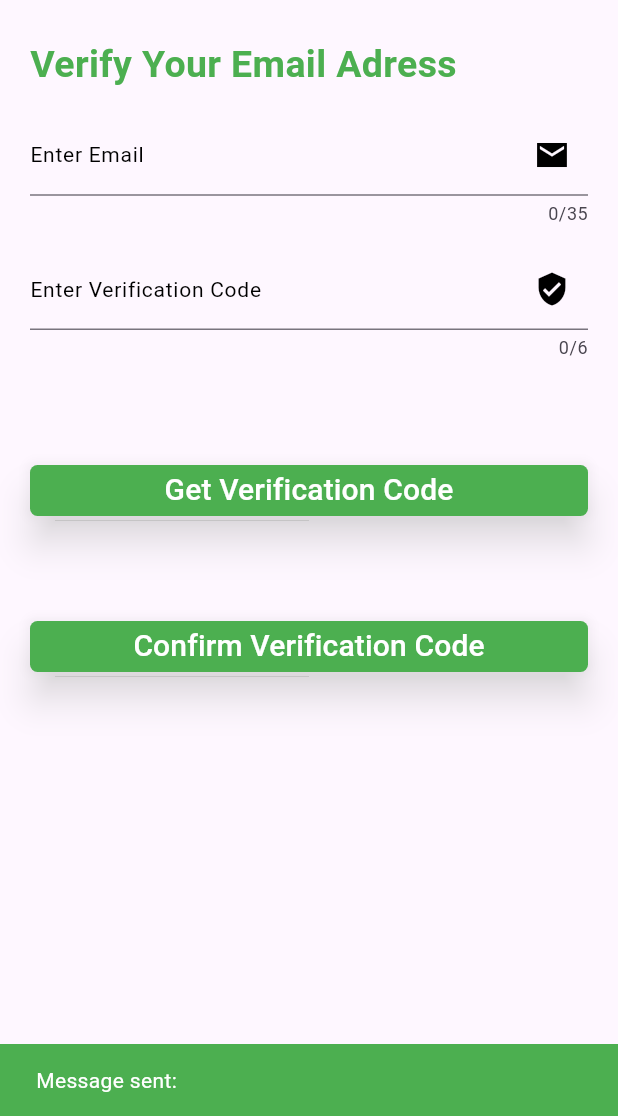
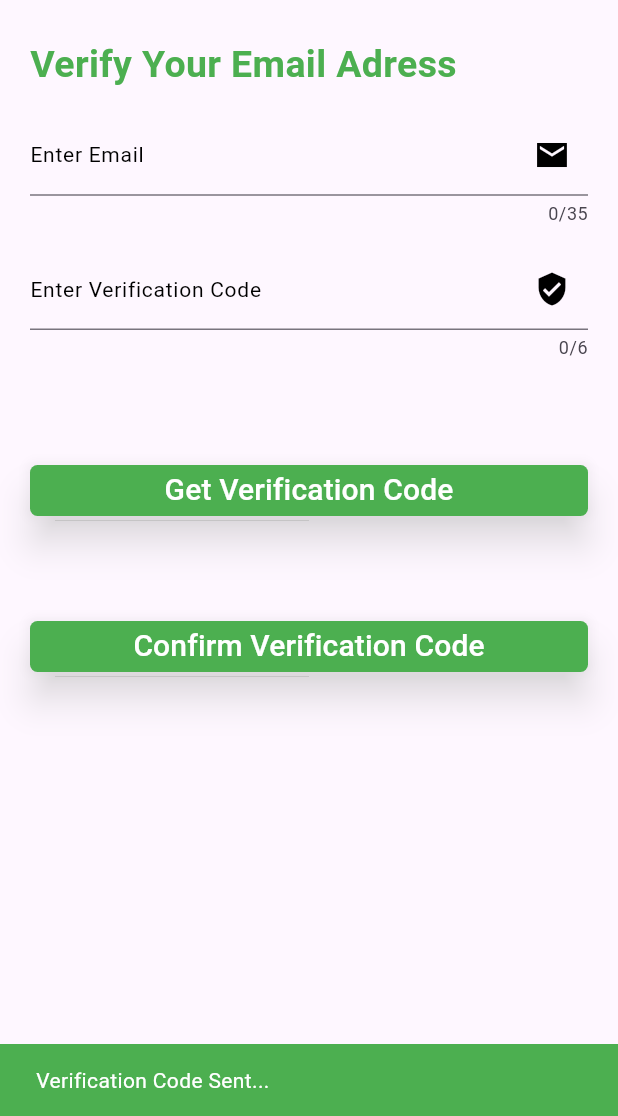
Before and after one commit to TaimoorTech/FYP-Project, a Flutter app: the EmailVerificationScreen screen opened directly, after a tap on "Get Verification Code", on a phone screen of 412 x 824 dp, the part 120-1236 px from its top. Run offline on Flutter 3.47's test engine with Material 3 defaults, Android fonts, the phone set to English and light mode, and no system bars; our stand-ins replace bloc, connectivity_plus, flutter_bloc, sqflite; missing offline and left inert: dart:ffi, email_auth, mailer, postgres; accounts and stored records are empty.

```diff
--- a/lib/bloc/homeBloc/homeCubit.dart
+++ b/lib/bloc/homeBloc/homeCubit.dart
@@ -6,12 +6,13 @@ part 'homeStates.dart';
 
 class HomeCubit extends Cubit<HomeState> {
 
-  HomeCubit() : super(HomeState(email: ''));
+  HomeCubit() : super(HomeState(email: '', username: ''));
 
   void getDetails() async {
     List<User> list = await SQLHelper.getAllItems();
     String email = list[0].email;
-    emit(GetDetailsState(email: email));
+    String username = list[0].username;
+    emit(GetDetailsState(username: username, email: email));
   }
 
 }
--- a/lib/bloc/homeBloc/homeStates.dart
+++ b/lib/bloc/homeBloc/homeStates.dart
@@ -2,14 +2,16 @@ part of 'homeCubit.dart';
 
 
 class HomeState{
+  String username;
   String email;
 
   HomeState({
+    required this.username,
     required this.email,
   });
 
 }
 
 class GetDetailsState extends HomeState{
-  GetDetailsState({required super.email});
+  GetDetailsState({required super.username, required super.email});
 }
--- a/lib/bloc/loginBloc/loginStates.dart
+++ b/lib/bloc/loginBloc/loginStates.dart
@@ -1,10 +1,12 @@
 part of 'loginCubit.dart';
 
 class LoginState{
+  String username;
   String email;
   String password;
 
   LoginState({
+    required this.username,
     required this.email,
     required this.password,
   });
@@ -12,18 +14,18 @@ class LoginState{
 }
 
 class EmptyFieldState extends LoginState{
-  EmptyFieldState({required super.email, required super.password});
+  EmptyFieldState({required super.username, required super.email, required super.password});
 }
 
 class EmailErrorState extends LoginState{
-  EmailErrorState({required super.email, required super.password});
+  EmailErrorState({required super.username, required super.email, required super.password});
 }
 
 
 class loginSuccessfulState extends LoginState{
-  loginSuccessfulState({required super.email, required super.password});
+  loginSuccessfulState({required super.username, required super.email, required super.password});
 }
 
 class loginUnSuccessfulState extends LoginState{
-  loginUnSuccessfulState({required super.email, required super.password});
+  loginUnSuccessfulState({required super.username, required super.email, required super.password});
 }
--- a/lib/bloc/registerBloc/registerCubit.dart
+++ b/lib/bloc/registerBloc/registerCubit.dart
@@ -1,4 +1,5 @@
 import 'package:bloc/bloc.dart';
+import 'package:fyp_project/dataSources/cloudDatabase/signupDatabase.dart';
 import 'package:fyp_project/dataSources/localDatabase/sqflite.dart';
 
 import '../../modelClasses/userModel.dart';
@@ -24,10 +25,11 @@ class RegisterCubit extends Cubit<RegisterState>{
       emit(PasswordMatchErrorState(username: username, email: email, password: password, confirmPassword: confirmPassword));
     }
     else{
-      User user = User(email: email, password: password);
+      User user = User(username: username, email: email, password: password);
       await SQLHelper.deleteItem(email);
+      int onlineRes = await SignupDatabase.addData(user);
       int res = await SQLHelper.createItem(user);
-      if(res==1){
+      if( (res==1) && (onlineRes==1) ){
         emit(SubmittedState(username: username, email: email, password: password, confirmPassword: confirmPassword));
       }
       else{
--- /dev/null
+++ b/lib/dataSources/cloudDatabase/postgresConnection.dart
@@ -0,0 +1 @@
+late var connection;
--- a/lib/dataSources/localDatabase/sqflite.dart
+++ b/lib/dataSources/localDatabase/sqflite.dart
@@ -6,6 +6,7 @@ class SQLHelper {
   static Future<void> createTables(sql.Database database) async{
     await database.execute(
         """CREATE TABLE user(
+      username Text,
       email Text,
       password Text
       )
--- a/lib/emailVerification/emailVerificationService.dart
+++ b/lib/emailVerification/emailVerificationService.dart
@@ -4,6 +4,8 @@ import 'package:flutter/cupertino.dart';
 import 'package:fyp_project/utils/util.dart';
 import 'package:mailer/mailer.dart';
 import 'package:mailer/smtp_server.dart';
+
+import '../utils/constants.dart';
 
 class EmailVerificationService {
 
@@ -24,9 +26,9 @@ class EmailVerificationService {
 
     try {
       final sendReport = await send(message, smtpServer);
-      Util.submittedSnackBar(context, 'Message sent: ' + sendReport.toString());
+      Util.submittedSnackBar(context, Constants.verificationCodeSent);
     } on MailerException catch (e) {
-      Util.errorSnackBar(context, 'Message not sent. Error: $e');
+      Util.errorSnackBar(context, Constants.verificationCodeError);
     }
   }
 
--- a/lib/modelClasses/userModel.dart
+++ b/lib/modelClasses/userModel.dart
@@ -1,8 +1,10 @@
 class User{
+  String username;
   String email;
   String password;
 
   User({
+        required this.username,
         required this.email,
         required this.password,
   });
@@ -10,6 +12,7 @@ class User{
 
   Map<String, dynamic> toMap(){
     return{
+      'username' : username,
       'email' : email,
       'password' : password
     };
@@ -17,6 +20,7 @@ class User{
 
   static User fromMap(Map<String, dynamic> map){
     return User(
+      username: map['username'],
       email: map['email'],
       password: map['password'],
     );
--- a/lib/pages/homeScreen.dart
+++ b/lib/pages/homeScreen.dart
@@ -9,7 +9,7 @@ import 'package:fyp_project/utils/util.dart';
 import '../modelClasses/userModel.dart';
 import '../utils/constants.dart';
 import '../utils/enums.dart';
-import 'drawerHomeScreen.dart';
+import '../widgets/drawerHomeScreen.dart';
 
 class HomeScreen extends StatefulWidget {
   const HomeScreen({super.key});
@@ -83,7 +83,7 @@ class _HomeScreenState extends State<HomeScreen> {
               ),
               drawer: BlocBuilder<HomeCubit, HomeState>(
                 builder: (context, state) {
-                  return homeDrawer(loggedEmail: state.email);
+                  return homeDrawer(loggedUsername: state.username,loggedEmail: state.email);
                 },
               ),
             );
--- a/lib/utils/constants.dart
+++ b/lib/utils/constants.dart
@@ -7,6 +7,20 @@ class Constants {
   //Internet Connection Error
   static const String noInternetDetectedText = "No Internet Connection Detected!!!";
   static const String checkInternetConnectionText = "Please Check your Internet Connection";
+
+  //Verification Code
+  static const String confirmedVerificationCode = "Verification Code Confirmed...";
+  static const String wrongVerificationCode = "Wrong Verification Code...";
+  static const String userAlreadyExists = "User Already Exists...";
+  static const String verificationCodeSent = "Verification Code Sent...";
+  static const String verificationCodeError = "Error in Sending Verification Code...";
+
+  //PostgresSQL credentials
+  static const String dbHostForEmulator = "ep-icy-surf-a1ayxu0k.ap-southeast-1.aws.neon.tech";
+  static const int port = 5432;
+  static const String postgresDB = "UserSignUp";
+  static const String dbUsername = "safenav24";
+  static const String dbPassword = "3Jxd4LoPNrHa";
 
   //registerScreenAlertDialog
   static const String dialogTitle = "Are you sure?";
--- a/lib/pages/drawerHomeScreen.dart
+++ b/lib/widgets/drawerHomeScreen.dart
@@ -5,8 +5,9 @@ import 'package:fyp_project/utils/constants.dart';
 
 class homeDrawer extends StatelessWidget {
   String loggedEmail;
+  String loggedUsername;
 
-  homeDrawer({Key? key, required this.loggedEmail}) : super(key: key);
+  homeDrawer({Key? key, required this.loggedUsername, required this.loggedEmail}) : super(key: key);
 
 
   @override
@@ -28,7 +29,7 @@ class homeDrawer extends StatelessWidget {
                   color: Colors.white
                 ),
                 margin: EdgeInsets.zero,
-                accountName: const Text("Taimoor",
+                accountName: Text(loggedUsername,
                     style: TextStyle(color: Colors.black, fontWeight: FontWeight.bold)),
                 accountEmail: Text(loggedEmail,
                     style: const TextStyle(color: Colors.black, fontWeight: FontWeight.bold, fontSize: 15))
--- a/pubspec.yaml
+++ b/pubspec.yaml
@@ -38,6 +38,7 @@ dependencies:
   flutter_bloc: ^8.1.3
   connectivity_plus: ^5.0.2
   mailer: ^5.0.3
+  postgres: ^2.6.1
   email_auth: ^1.1.1
   intl: ^0.17.0
   sqflite: ^2.2.8+4
```
Also changed, not shown: lib/bloc/loginBloc/loginCubit.dart (+18 -13 lines), lib/dataSources/cloudDatabase/signupDatabase.dart (added, +64 -0 lines), lib/pages/emailVerificationScreen.dart (+34 -5 lines), lib/pages/splashScreen.dart (+17 -1 lines), pubspec.lock.
